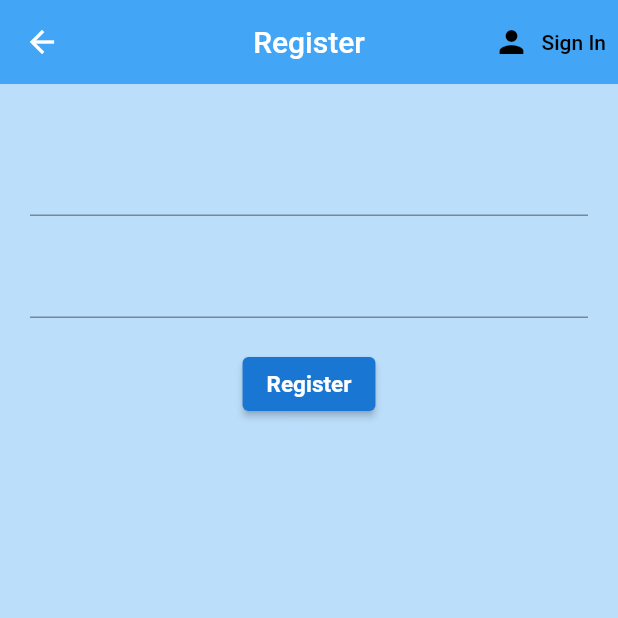
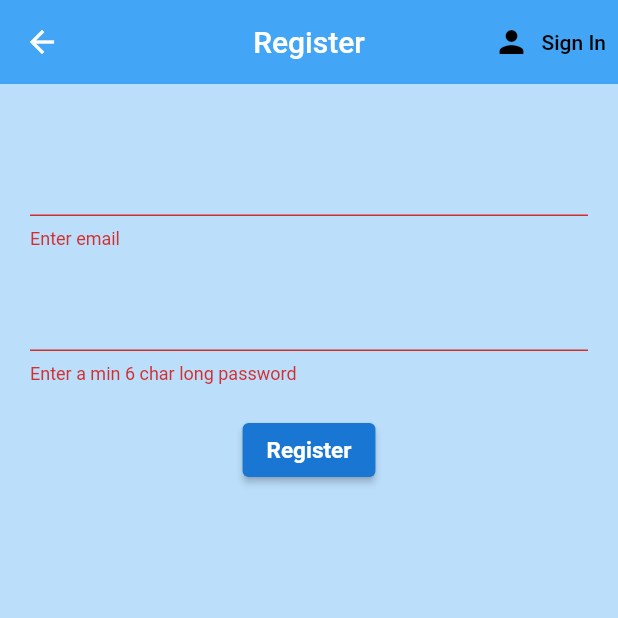
Before and after one commit to Josk95/Flutter-Firebase-AuthProject, a Flutter app: the Register screen opened directly with empty values, after a tap on "Register", on a phone screen of 412 x 824 dp, the top half of it. Run offline on Flutter 3.47's test engine with Material 2 defaults, Android fonts, the phone set to English and light mode, and no system bars; our stand-ins replace firebase_auth, firebase_core; accounts and stored records are empty.

Commit message:
Register formvalidation
Added form validation

```diff
--- a/lib/screens/authenticate/register.dart
+++ b/lib/screens/authenticate/register.dart
@@ -11,10 +11,12 @@ class Register extends StatefulWidget {
 
 class _RegisterState extends State<Register> {
   final AuthService _authService = AuthService();
+  final _formKey = GlobalKey<FormState>();
 
   //Text Field state
   String email = "";
   String password = "";
+  String error = "";
 
   @override
   Widget build(BuildContext context) {
@@ -30,11 +32,11 @@ class _RegisterState extends State<Register> {
                 onPressed: () {
                   widget.toggleView();
                 },
-                icon: Icon(
+                icon: const Icon(
                   Icons.person,
                   color: Colors.black,
                 ),
-                label: Text(
+                label: const Text(
                   'Sign In',
                   style: TextStyle(color: Colors.black),
                 ))
@@ -43,10 +45,12 @@ class _RegisterState extends State<Register> {
         body: Container(
           padding: const EdgeInsets.symmetric(vertical: 20.0, horizontal: 20.0),
           child: Form(
+            key: _formKey,
             child: Column(
               children: [
                 const SizedBox(height: 20),
                 TextFormField(
+                  validator: (value) => value!.isEmpty ? 'Enter email' : null,
                   onChanged: (value) {
                     setState(() {
                       email = value;
@@ -56,22 +60,34 @@ class _RegisterState extends State<Register> {
                 const SizedBox(height: 20),
                 TextFormField(
                   obscureText: true,
+                  validator: (value) => value!.length < 6
+                      ? 'Enter a min 6 char long password'
+                      : null,
                   onChanged: (value) {
                     setState(() {
                       password = value;
                     });
                   },
                 ),
-                SizedBox(height: 20),
+                const SizedBox(height: 20),
                 ElevatedButton(
                     style: ElevatedButton.styleFrom(
                         primary: Colors.blue[700],
-                        textStyle: TextStyle(
+                        textStyle: const TextStyle(
                             fontSize: 15, fontWeight: FontWeight.bold)),
                     onPressed: () async {
-                      _authService.registerWithEmail(email, password);
+                      if (_formKey.currentState!.validate()) {
+                        dynamic result = await _authService.registerWithEmail(
+                            email, password);
+                        if (result == null) {
+                          setState(() => error = 'Please enter a valid email');
+                        }
+                      }
                     },
-                    child: Text('Register'))
+                    child: const Text('Register')),
+                const SizedBox(height: 20),
+                Text(error,
+                    style: const TextStyle(color: Colors.red, fontSize: 14)),
               ],
             ),
           ),
```
